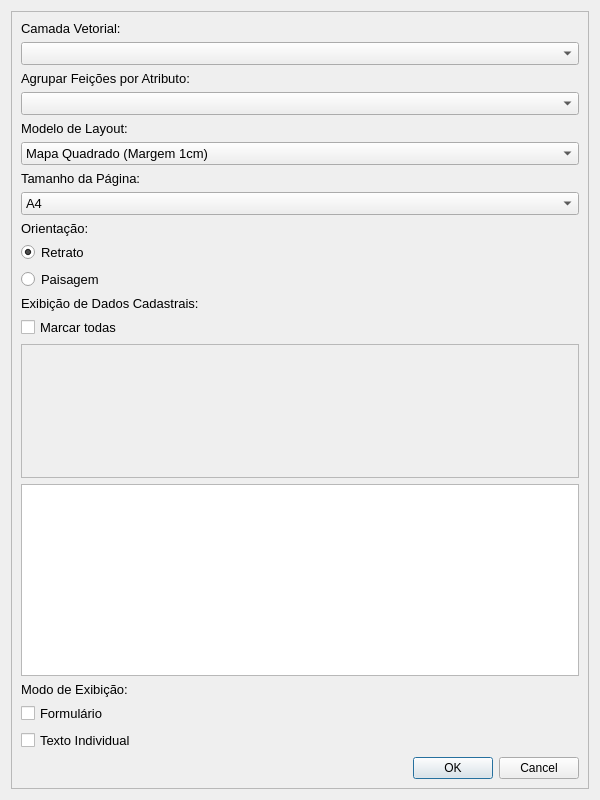
The window that vector_to_map_dialog_base.ui (matheusdurso/VectorToMap) describes before a commit, drawn with Qt 5.
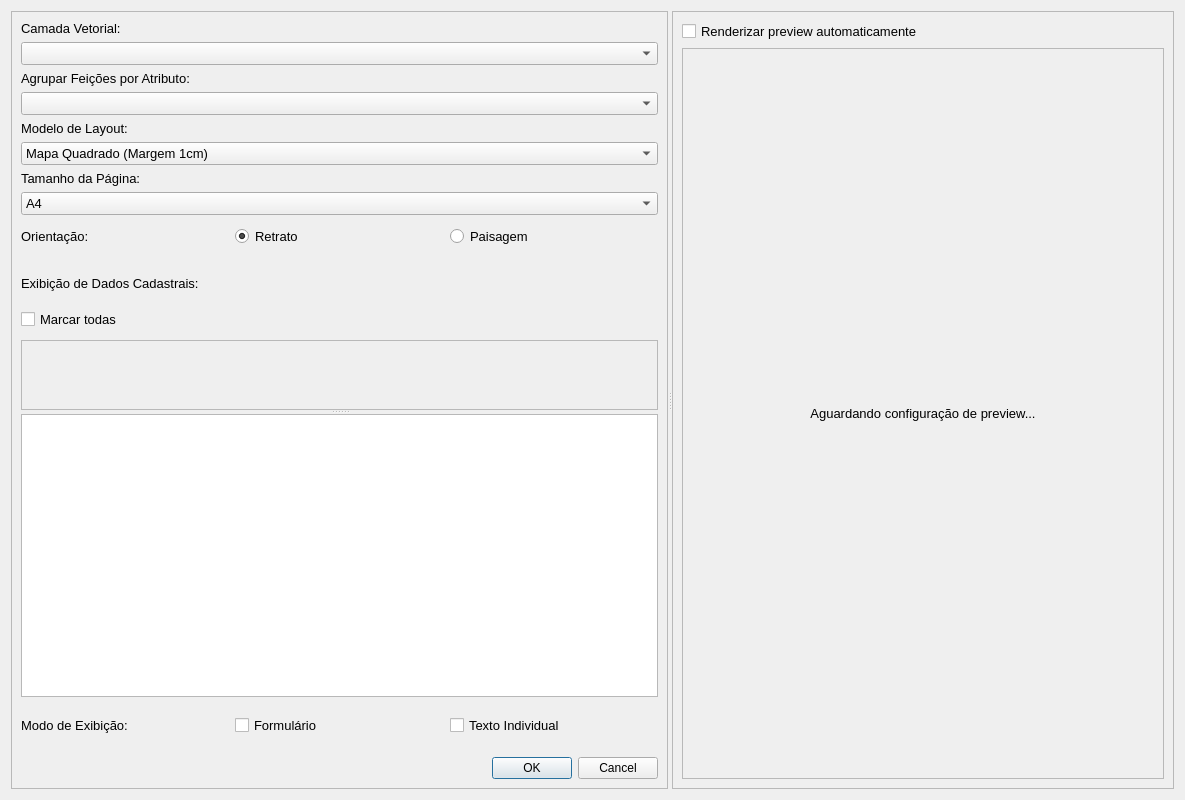
The same window after the commit. Custom widgets are drawn as their Qt base class.

Commit message: Update to v0.2.0 - Official submission with Iron-Lock geometry and scale engine

Diff of the .ui file:
```diff
--- a/vector_to_map_dialog_base.ui
+++ b/vector_to_map_dialog_base.ui
@@ -6,27 +6,31 @@
    <rect>
     <x>0</x>
     <y>0</y>
-    <width>600</width>
+    <width>1185</width>
     <height>800</height>
    </rect>
   </property>
   <property name="minimumSize">
    <size>
-    <width>400</width>
+    <width>1000</width>
     <height>600</height>
    </size>
   </property>
   <property name="maximumSize">
    <size>
-    <width>600</width>
+    <width>1600</width>
     <height>800</height>
    </size>
   </property>
   <property name="windowTitle">
    <string>Dialog</string>
   </property>
-  <layout class="QVBoxLayout" name="verticalLayout_3">
+  <layout class="QHBoxLayout" name="horizontalLayout_8">
    <item>
+    <widget class="QSplitter" name="splitter">
+     <property name="orientation">
+      <enum>Qt::Horizontal</enum>
+     </property>
     <widget class="QScrollArea" name="scrollArea_2">
      <property name="widgetResizable">
       <bool>true</bool>
@@ -36,7 +40,7 @@
        <rect>
         <x>0</x>
         <y>0</y>
-        <width>576</width>
+         <width>671</width>
         <height>776</height>
        </rect>
       </property>
@@ -166,6 +170,14 @@
         </widget>
        </item>
        <item>
+         <layout class="QHBoxLayout" name="horizontalLayout_5">
+          <property name="topMargin">
+           <number>5</number>
+          </property>
+          <property name="bottomMargin">
+           <number>15</number>
+          </property>
+          <item>
         <widget class="QLabel" name="label_2">
          <property name="font">
           <font>
@@ -204,8 +216,16 @@
          </property>
         </widget>
        </item>
+         </layout>
+        </item>
        <item>
         <widget class="QLabel" name="label_4">
+          <property name="minimumSize">
+           <size>
+            <width>0</width>
+            <height>30</height>
+           </size>
+          </property>
          <property name="font">
           <font>
            <pointsize>10</pointsize>
@@ -218,6 +238,12 @@
        </item>
        <item>
         <widget class="QCheckBox" name="chk_selecionar_todos">
+          <property name="minimumSize">
+           <size>
+            <width>0</width>
+            <height>30</height>
+           </size>
+          </property>
          <property name="font">
           <font>
            <pointsize>10</pointsize>
@@ -229,6 +255,10 @@
         </widget>
        </item>
        <item>
+         <widget class="QSplitter" name="splitter_2">
+          <property name="orientation">
+           <enum>Qt::Vertical</enum>
+          </property>
         <widget class="QScrollArea" name="scrollArea">
          <property name="font">
           <font>
@@ -252,7 +282,7 @@
            <rect>
             <x>0</x>
             <y>0</y>
-            <width>552</width>
+              <width>647</width>
             <height>85</height>
            </rect>
           </property>
@@ -290,10 +320,14 @@
           </layout>
          </widget>
         </widget>
-       </item>
-       <item>
         <widget class="QTableWidget" name="tableWidget"/>
-       </item>
+         </widget>
+        </item>
+        <item>
+         <layout class="QHBoxLayout" name="horizontalLayout_6">
+          <property name="topMargin">
+           <number>12</number>
+          </property>
        <item>
         <widget class="QLabel" name="label_6">
          <property name="font">
@@ -330,6 +364,13 @@
          </property>
         </widget>
        </item>
+         </layout>
+        </item>
+        <item>
+         <layout class="QHBoxLayout" name="horizontalLayout_7">
+          <property name="topMargin">
+           <number>15</number>
+          </property>
        <item>
         <widget class="QDialogButtonBox" name="button_box">
          <property name="orientation">
@@ -341,6 +382,78 @@
         </widget>
        </item>
       </layout>
+        </item>
+       </layout>
+      </widget>
+     </widget>
+     <widget class="QScrollArea" name="scrollArea_3">
+      <property name="font">
+       <font>
+        <pointsize>10</pointsize>
+       </font>
+      </property>
+      <property name="widgetResizable">
+       <bool>true</bool>
+      </property>
+      <property name="alignment">
+       <set>Qt::AlignLeading|Qt::AlignLeft|Qt::AlignTop</set>
+      </property>
+      <widget class="QWidget" name="scrollAreaWidgetContents_3">
+       <property name="geometry">
+        <rect>
+         <x>0</x>
+         <y>0</y>
+         <width>482</width>
+         <height>776</height>
+        </rect>
+       </property>
+       <layout class="QVBoxLayout" name="verticalLayout_3">
+        <item>
+         <layout class="QVBoxLayout" name="verticalLayout_5" stretch="0,1">
+          <item>
+           <widget class="QCheckBox" name="chk_preview_auto">
+            <property name="layoutDirection">
+             <enum>Qt::LeftToRight</enum>
+            </property>
+            <property name="text">
+             <string>Renderizar preview automaticamente</string>
+            </property>
+            <property name="tristate">
+             <bool>false</bool>
+            </property>
+           </widget>
+          </item>
+          <item>
+           <widget class="QLabel" name="lbl_preview">
+            <property name="font">
+             <font>
+              <pointsize>10</pointsize>
+             </font>
+            </property>
+            <property name="frameShape">
+             <enum>QFrame::StyledPanel</enum>
+            </property>
+            <property name="frameShadow">
+             <enum>QFrame::Sunken</enum>
+            </property>
+            <property name="text">
+             <string>Aguardando configuração de preview...</string>
+            </property>
+            <property name="scaledContents">
+             <bool>false</bool>
+            </property>
+            <property name="alignment">
+             <set>Qt::AlignCenter</set>
+            </property>
+            <property name="margin">
+             <number>0</number>
+            </property>
+           </widget>
+          </item>
+         </layout>
+        </item>
+       </layout>
+      </widget>
      </widget>
     </widget>
    </item>
```
Lines whose indentation alone changed are shown as unchanged. The commit also changes 9 other files.
